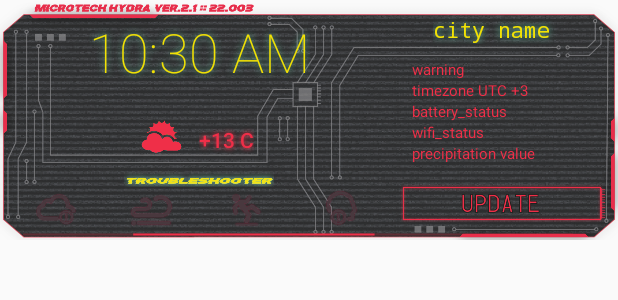
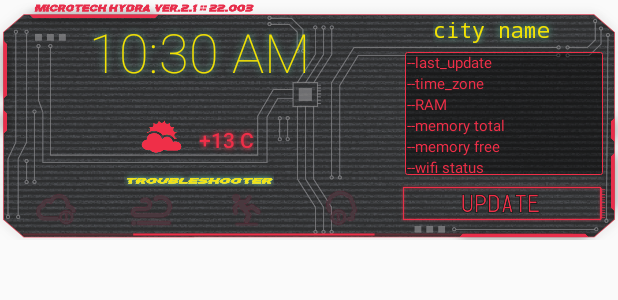
Before and after one commit to Orlinskas/Cyberpunk_2077, an Android app: the layout widget_troubleshooter.xml on its own in the app's theme, with its tools: preview values and no code run, on a phone screen of 412 x 824 dp. Shown: the top 300 px of the screen. Run offline under Robolectric (Android 15) with nearby library versions, the phone set to English and light mode, and no system bars.

Commit message:
realizate console

```diff
--- a/app/src/main/AndroidManifest.xml
+++ b/app/src/main/AndroidManifest.xml
@@ -4,6 +4,7 @@
     package="com.orlinskas.cyberpunk">
 
     <uses-permission android:name="android.permission.ACCESS_NETWORK_STATE" />
+    <uses-permission android:name="android.permission.ACCESS_WIFI_STATE" />
     <uses-permission android:name="android.permission.INTERNET" />
     <uses-permission android:name="android.permission.ACCESS_FINE_LOCATION" />
 
--- /dev/null
+++ b/app/src/main/res/drawable/console_background.xml
@@ -0,0 +1,17 @@
+<?xml version="1.0" encoding="utf-8"?>
+
+<shape
+    xmlns:android="http://schemas.android.com/apk/res/android"
+    android:shape="rectangle">
+
+    <solid
+        android:color="@color/colorConsoleBackground"
+        />
+
+    <corners android:radius="1dip" />
+
+    <stroke
+        android:width="0.3dp"
+        android:color="@color/colorCyberpunkRed" />
+
+</shape>
--- a/app/src/main/res/layout/widget_troubleshooter.xml
+++ b/app/src/main/res/layout/widget_troubleshooter.xml
@@ -18,6 +18,73 @@
         android:background="@drawable/im_background_widget_8">
 
     </RelativeLayout>
+
+    <LinearLayout
+        android:id="@+id/widget_troubleshooter_ll_troubleshooter"
+        android:layout_width="wrap_content"
+        android:layout_height="40dp"
+        android:layout_alignParentStart="true"
+        android:layout_alignParentBottom="true"
+        android:layout_marginStart="5dp"
+        android:layout_marginEnd="5dp"
+        android:layout_marginBottom="5dp"
+        android:layout_toStartOf="@+id/widget_troubleshooter_im_update_btn"
+        android:orientation="vertical">
+
+        <ImageView
+            android:id="@+id/widget_troubleshooter_iv_troubleshooter"
+            android:layout_width="match_parent"
+            android:layout_height="wrap_content"
+            android:layout_gravity="center_horizontal"
+            android:layout_weight="3"
+            app:srcCompat="@drawable/im_trouble_text_2" />
+
+        <LinearLayout
+            android:id="@+id/widget_troubleshooter_ll_troubleshoter_icons"
+            android:layout_width="match_parent"
+            android:layout_height="wrap_content"
+            android:layout_weight="1"
+            android:orientation="horizontal">
+
+            <ImageView
+                android:id="@+id/widget_troubleshooter_iv_percipitation"
+                android:layout_width="wrap_content"
+                android:layout_height="wrap_content"
+                android:layout_weight="1"
+                app:srcCompat="@drawable/im_percipitation_off" />
+
+            <ImageView
+                android:id="@+id/widget_troubleshooter_iv_wind"
+                android:layout_width="wrap_content"
+                android:layout_height="wrap_content"
+                android:layout_weight="1"
+                app:srcCompat="@drawable/im_wind_off" />
+
+            <ImageView
+                android:id="@+id/widget_troubleshooter_iv_wet"
+                android:layout_width="wrap_content"
+                android:layout_height="wrap_content"
+                android:layout_weight="1"
+                app:srcCompat="@drawable/im_wet_off" />
+
+            <ImageView
+                android:id="@+id/widget_troubleshooter_iv_head"
+                android:layout_width="wrap_content"
+                android:layout_height="wrap_content"
+                android:layout_weight="1"
+                app:srcCompat="@drawable/im_head_off" />
+        </LinearLayout>
+    </LinearLayout>
+
+    <ImageView
+        android:id="@+id/widget_troubleshooter_im_update_btn"
+        android:layout_width="140dp"
+        android:layout_height="38dp"
+        android:layout_alignParentEnd="true"
+        android:layout_alignParentBottom="true"
+        android:layout_marginEnd="7dp"
+        android:layout_marginBottom="5dp"
+        app:srcCompat="@drawable/im_update_btn_off" />
 
     <RelativeLayout
         android:id="@+id/widget_troubleshooter_rl_clock"
@@ -87,63 +154,6 @@
 
     </RelativeLayout>
 
-    <LinearLayout
-        android:id="@+id/widget_troubleshooter_ll_troubleshooter"
-        android:layout_width="wrap_content"
-        android:layout_height="40dp"
-        android:layout_alignParentStart="true"
-        android:layout_alignParentBottom="true"
-        android:layout_marginStart="5dp"
-        android:layout_marginEnd="5dp"
-        android:layout_marginBottom="5dp"
-        android:layout_toStartOf="@+id/widget_troubleshooter_im_update_btn"
-        android:orientation="vertical">
-
-        <ImageView
-            android:id="@+id/widget_troubleshooter_iv_troubleshooter"
-            android:layout_width="match_parent"
-            android:layout_height="wrap_content"
-            android:layout_gravity="center_horizontal"
-            android:layout_weight="3"
-            app:srcCompat="@drawable/im_trouble_text_2" />
-
-        <LinearLayout
-            android:id="@+id/widget_troubleshooter_ll_troubleshoter_icons"
-            android:layout_width="match_parent"
-            android:layout_height="wrap_content"
-            android:layout_weight="1"
-            android:orientation="horizontal">
-
-            <ImageView
-                android:id="@+id/widget_troubleshooter_iv_percipitation"
-                android:layout_width="wrap_content"
-                android:layout_height="wrap_content"
-                android:layout_weight="1"
-                app:srcCompat="@drawable/im_percipitation_off" />
-
-            <ImageView
-                android:id="@+id/widget_troubleshooter_iv_wind"
-                android:layout_width="wrap_content"
-                android:layout_height="wrap_content"
-                android:layout_weight="1"
-                app:srcCompat="@drawable/im_wind_off" />
-
-            <ImageView
-                android:id="@+id/widget_troubleshooter_iv_wet"
-                android:layout_width="wrap_content"
-                android:layout_height="wrap_content"
-                android:layout_weight="1"
-                app:srcCompat="@drawable/im_wet_off" />
-
-            <ImageView
-                android:id="@+id/widget_troubleshooter_iv_head"
-                android:layout_width="wrap_content"
-                android:layout_height="wrap_content"
-                android:layout_weight="1"
-                app:srcCompat="@drawable/im_head_off" />
-        </LinearLayout>
-    </LinearLayout>
-
     <RelativeLayout
         android:id="@+id/widget_troubleshooter_rl_city_name"
         android:layout_width="140dp"
@@ -167,88 +177,6 @@
             android:textSize="14sp" />
     </RelativeLayout>
 
-    <ImageView
-        android:id="@+id/widget_troubleshooter_im_update_btn"
-        android:layout_width="140dp"
-        android:layout_height="38dp"
-        android:layout_alignParentEnd="true"
-        android:layout_alignParentBottom="true"
-        android:layout_marginEnd="7dp"
-        android:layout_marginBottom="5dp"
-        app:srcCompat="@drawable/im_update_btn_off" />
-
-    <RelativeLayout
-        android:id="@+id/widget_troubleshooter_rl_console"
-        android:layout_width="match_parent"
-        android:layout_height="match_parent"
-        android:layout_above="@+id/widget_troubleshooter_im_update_btn"
-        android:layout_below="@+id/widget_troubleshooter_rl_city_name"
-        android:layout_marginStart="10dp"
-        android:layout_marginTop="10dp"
-        android:layout_marginEnd="7dp"
-        android:layout_toEndOf="@+id/widget_troubleshooter_rl_clock">
-
-        <TextView
-            android:id="@+id/widget_troubleshooter_tv_warning"
-            android:layout_width="wrap_content"
-            android:layout_height="wrap_content"
-            android:layout_alignParentEnd="false"
-            android:layout_marginEnd="5dp"
-            android:maxLines="1"
-            android:text="warning"
-            android:textColor="@color/colorCyberpunkRed"
-            android:textSize="10sp" />
-
-        <TextView
-            android:id="@+id/widget_troubleshooter_tv_timezone"
-            android:layout_width="wrap_content"
-            android:layout_height="wrap_content"
-            android:layout_below="@id/widget_troubleshooter_tv_warning"
-            android:layout_alignParentEnd="false"
-            android:layout_marginEnd="5dp"
-            android:maxLines="1"
-            android:text="timezone UTC +3"
-            android:textColor="@color/colorCyberpunkRed"
-            android:textSize="10sp" />
-
-        <TextView
-            android:id="@+id/widget_troubleshooter_tv_battery"
-            android:layout_width="wrap_content"
-            android:layout_height="wrap_content"
-            android:layout_below="@id/widget_troubleshooter_tv_timezone"
-            android:layout_alignParentEnd="false"
-            android:layout_marginEnd="5dp"
-            android:maxLines="1"
-            android:text="battery_status"
-            android:textColor="@color/colorCyberpunkRed"
-            android:textSize="10sp" />
-
-        <TextView
-            android:id="@+id/widget_troubleshooter_tv_wifi"
-            android:layout_width="wrap_content"
-            android:layout_height="wrap_content"
-            android:layout_below="@+id/widget_troubleshooter_tv_battery"
-            android:layout_alignParentEnd="false"
-            android:layout_marginEnd="5dp"
-            android:maxLines="1"
-            android:text="wifi_status"
-            android:textColor="@color/colorCyberpunkRed"
-            android:textSize="10sp" />
-
-        <TextView
-            android:id="@+id/widget_troubleshooter_tv_precipitation"
-            android:layout_width="wrap_content"
-            android:layout_height="wrap_content"
-            android:layout_below="@+id/widget_troubleshooter_tv_wifi"
-            android:layout_alignParentEnd="false"
-            android:layout_marginEnd="5dp"
-            android:maxLines="1"
-            android:text="precipitation value"
-            android:textColor="@color/colorCyberpunkRed"
-            android:textSize="10sp" />
-
-    </RelativeLayout>
-
     <ProgressBar
         android:id="@+id/widget_troubleshooter_pb"
         style="@style/Widget.AppCompat.ProgressBar.Horizontal"
@@ -262,9 +190,97 @@
         android:indeterminate="true"
         android:theme="@style/AppTheme.WhiteAccent" />
 
+    <RelativeLayout
+        android:id="@+id/widget_troubleshooter_rl_console"
+        android:layout_width="match_parent"
+        android:layout_height="match_parent"
+        android:layout_above="@+id/widget_troubleshooter_im_update_btn"
+        android:layout_below="@+id/widget_troubleshooter_rl_city_name"
+        android:layout_marginStart="5dp"
+        android:layout_marginTop="5dp"
+        android:layout_marginEnd="10dp"
+        android:layout_toEndOf="@+id/widget_troubleshooter_rl_clock"
+        android:background="@drawable/console_background"
+        tools:layout_marginBottom="-3dp">
 
+        <TextView
+            android:id="@+id/widget_troubleshooter_tv_warning"
+            android:layout_width="wrap_content"
+            android:layout_height="wrap_content"
+            android:layout_alignParentEnd="false"
+            android:layout_marginStart="1dp"
+            android:layout_marginEnd="5dp"
+            android:maxLines="1"
+            android:text="--last_update"
+            android:textColor="@color/colorCyberpunkRed"
+            android:textSize="10sp" />
 
+        <TextView
+            android:id="@+id/widget_troubleshooter_tv_timezone"
+            android:layout_width="wrap_content"
+            android:layout_height="wrap_content"
+            android:layout_below="@id/widget_troubleshooter_tv_warning"
+            android:layout_alignParentEnd="false"
+            android:layout_marginStart="1dp"
+            android:layout_marginEnd="5dp"
+            android:maxLines="1"
+            android:text="--time_zone"
+            android:textColor="@color/colorCyberpunkRed"
+            android:textSize="10sp" />
 
+        <TextView
+            android:id="@+id/widget_troubleshooter_tv_RAM"
+            android:layout_width="wrap_content"
+            android:layout_height="wrap_content"
+            android:layout_below="@id/widget_troubleshooter_tv_timezone"
+            android:layout_alignParentEnd="false"
+            android:layout_marginStart="1dp"
+            android:layout_marginEnd="5dp"
+            android:maxLines="1"
+            android:text="--RAM"
+            android:textColor="@color/colorCyberpunkRed"
+            android:textSize="10sp" />
+
+        <TextView
+            android:id="@+id/widget_troubleshooter_tv_memory"
+            android:layout_width="wrap_content"
+            android:layout_height="wrap_content"
+            android:layout_below="@id/widget_troubleshooter_tv_RAM"
+            android:layout_alignParentEnd="false"
+            android:layout_marginStart="1dp"
+            android:layout_marginEnd="5dp"
+            android:maxLines="1"
+            android:text="--memory total"
+            android:textColor="@color/colorCyberpunkRed"
+            android:textSize="10sp" />
+
+        <TextView
+            android:id="@+id/widget_troubleshooter_tv_wifi"
+            android:layout_width="wrap_content"
+            android:layout_height="wrap_content"
+            android:layout_below="@+id/widget_troubleshooter_tv_memory"
+            android:layout_alignParentEnd="false"
+            android:layout_marginStart="1dp"
+            android:layout_marginEnd="5dp"
+            android:maxLines="1"
+            android:text="--memory free"
+            android:textColor="@color/colorCyberpunkRed"
+            android:textSize="10sp" />
+
+        <TextView
+            android:id="@+id/widget_troubleshooter_tv_precipitation"
+            android:layout_width="wrap_content"
+            android:layout_height="wrap_content"
+            android:layout_below="@+id/widget_troubleshooter_tv_wifi"
+            android:layout_alignParentEnd="false"
+            android:layout_marginStart="1dp"
+            android:layout_marginEnd="5dp"
+            android:maxLines="1"
+            android:text="--wifi status"
+            android:textColor="@color/colorCyberpunkRed"
+            android:textSize="10sp" />
+
+    </RelativeLayout>
 
 
 </RelativeLayout>
--- a/app/src/main/res/values/colors.xml
+++ b/app/src/main/res/values/colors.xml
@@ -10,6 +10,7 @@
     <color name="colorGreyBackground">#2A2A2A</color>
     <color name="colorBlackBackground">#000000</color>
     <color name="colorBackground">#BE000000</color>
+    <color name="colorConsoleBackground">#70000000</color>
 
     <color name="colorBlack">#000000</color>
 
```
Also changed, not shown: app/src/main/java/com/orlinskas/cyberpunk/ui/home/ConsoleMessageBuilder.java (+120 -19 lines), app/src/main/java/com/orlinskas/cyberpunk/ui/home/HomeWidget.java (+8 -10 lines).
